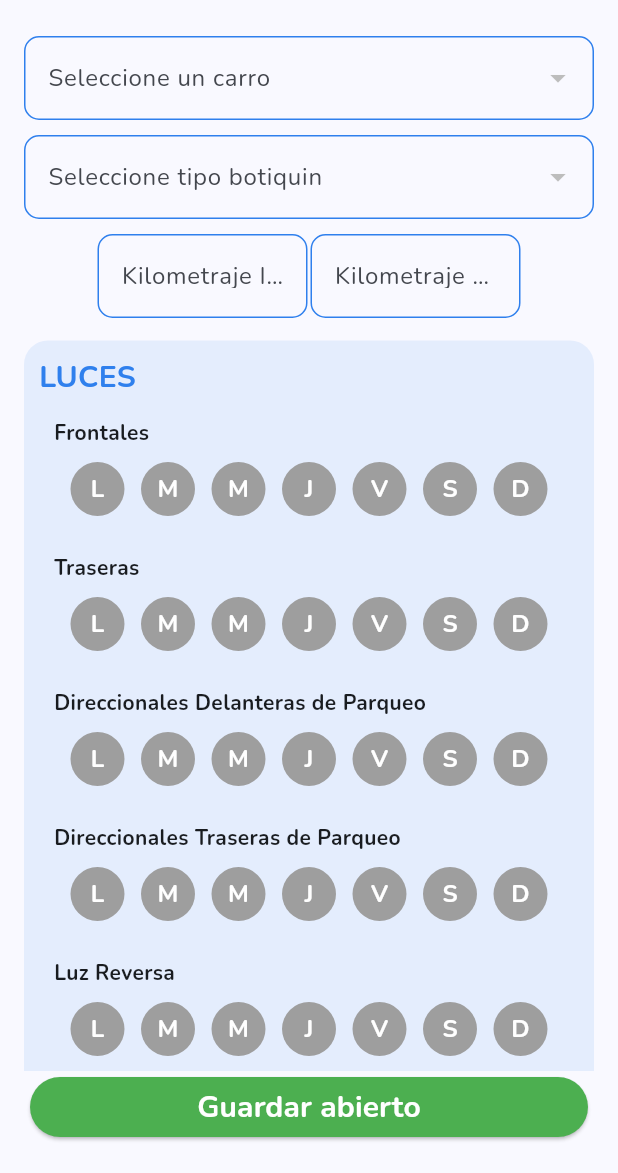
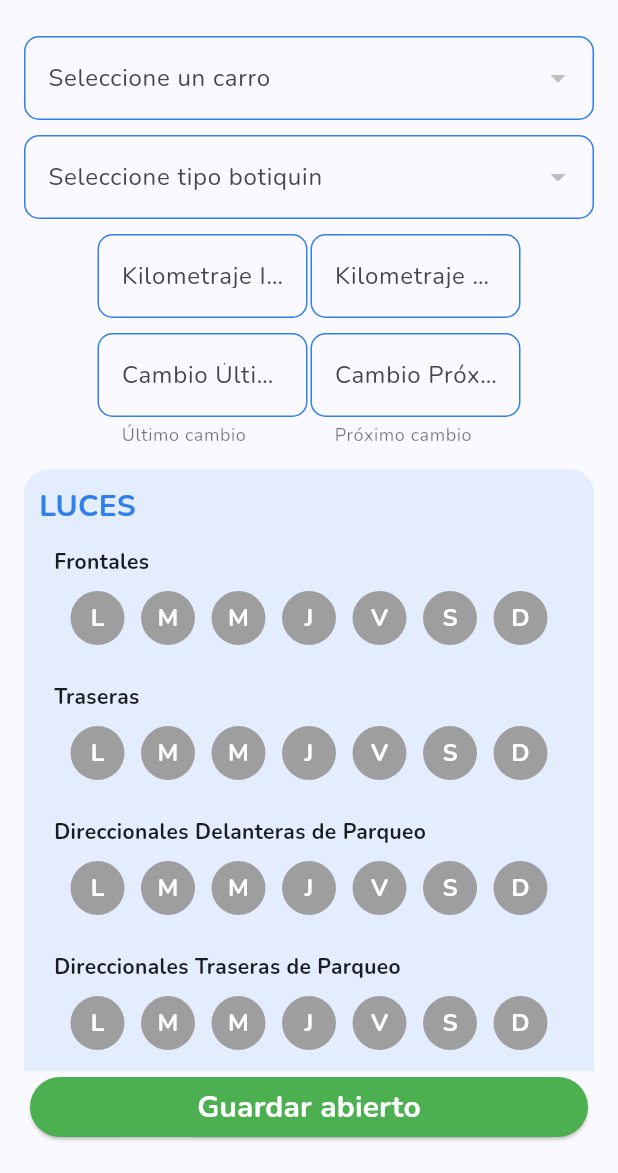
Before and after one commit to sxntiagoad/Eva-4.0, a Flutter app: the NewPreoperacionalScree screen opened by its route, on a phone screen of 412 x 824 dp, the part 63-1236 px from its top. Run offline on Flutter 3.47's test engine with Material 3 defaults, Android fonts, the phone set to English and light mode, and no system bars; our stand-ins replace cloud_firestore, dio, firebase_auth, firebase_core, firebase_storage, flutter_riverpod and 6 more; missing offline and left inert: flutter_file_downloader, universal_html; accounts and stored records are empty; network calls fail.

Commit message:
kms added and fix issues

```diff
--- a/lib/core/excel/excel_generator.dart
+++ b/lib/core/excel/excel_generator.dart
@@ -37,8 +37,8 @@ Future<void> dataJson(
     "DEL 20": "24",
     "KMTS INICIAL": preoperacional.kilometrajeInit.toString(),
     "KMTS FINAL": preoperacional.kilometrajeFinal.toString(),
-    "KMTS ÚLTIMO CAMBIO DE ACEITE": fecha(currentCar?.ultCambioAceite),
-    "KMTS PROXIMO CAMBIO DE ACEITE": fecha(currentCar?.proxCambioAceite),
+    "KMTS ÚLTIMO CAMBIO DE ACEITE": preoperacional.ultimoCambioAceite,
+    "KMTS PROXIMO CAMBIO DE ACEITE": preoperacional.proximoCambioAceite,
   };
   final user = ref.read(currentUserProvider);
   final userValue = user.value;
--- a/lib/models/preoperacional.dart
+++ b/lib/models/preoperacional.dart
@@ -18,6 +18,8 @@ class Preoperacional {
   final int kilometrajeFinal;
   final Map<String, String> modifiedBy;
   final List<String> relevantes;
+  final int ultimoCambioAceite;
+  final int proximoCambioAceite;
 
   Preoperacional({
     this.docId = '',
@@ -34,6 +36,8 @@ class Preoperacional {
     this.observaciones = '',
     this.modifiedBy = const {},
     this.relevantes = const [],
+    this.ultimoCambioAceite = 0,
+    this.proximoCambioAceite = 0,
   });
 
   Preoperacional copyWith({
@@ -51,6 +55,8 @@ class Preoperacional {
     String? userId,
     Map<String, String>? modifiedBy,
     List<String>? relevantes,
+    int? ultimoCambioAceite,
+    int? proximoCambioAceite,
   }) {
     return Preoperacional(
       carId: carId ?? this.carId,
@@ -67,6 +73,8 @@ class Preoperacional {
       userId: userId ?? this.userId,
       modifiedBy: modifiedBy ?? this.modifiedBy,
       relevantes: relevantes ?? this.relevantes,
+      ultimoCambioAceite: ultimoCambioAceite ?? this.ultimoCambioAceite,
+      proximoCambioAceite: proximoCambioAceite ?? this.proximoCambioAceite,
     );
   }
 
@@ -95,6 +103,8 @@ class Preoperacional {
       'fechaFinal': fechaFinal,
       'modifiedBy': modifiedBy,
       'relevantes': relevantes,
+      'ultimoCambioAceite': ultimoCambioAceite,
+      'proximoCambioAceite': proximoCambioAceite,
     };
   }
 
@@ -120,6 +130,8 @@ class Preoperacional {
       userId: map['userId'] ?? '',
       modifiedBy: Map<String, String>.from(map['modifiedBy'] ?? {}),
       relevantes: List<String>.from(map['relevantes'] ?? []),
+      ultimoCambioAceite: map['ultimoCambioAceite']?.toInt() ?? 0,
+      proximoCambioAceite: map['proximoCambioAceite']?.toInt() ?? 0,
     );
   }
 
@@ -150,7 +162,9 @@ class Preoperacional {
         other.fechaInit == fechaInit &&
         other.fechaFinal == fechaFinal &&
         other.modifiedBy == modifiedBy &&
-        other.relevantes == relevantes;
+        other.relevantes == relevantes &&
+        other.ultimoCambioAceite == ultimoCambioAceite &&
+        other.proximoCambioAceite == proximoCambioAceite;
   }
 
   @override
@@ -167,6 +181,8 @@ class Preoperacional {
         fechaInit.hashCode ^
         fechaFinal.hashCode ^
         modifiedBy.hashCode ^
-        relevantes.hashCode;
+        relevantes.hashCode ^
+        ultimoCambioAceite.hashCode ^
+        proximoCambioAceite.hashCode;
   }
 }
--- a/lib/presentation/admin/screens/cars/edit_car_page.dart
+++ b/lib/presentation/admin/screens/cars/edit_car_page.dart
@@ -146,8 +146,7 @@ class _EditCarPageState extends ConsumerState<EditCarPage> {
                       _buildDateButton('soat', 'SOAT', Icons.security, carAsyncValue.soat),
                       _buildDateButton('tarjetaOp', 'Tarjeta de Operación', Icons.credit_card, carAsyncValue.tarjetaOp),
                       _buildDateButton('tecnicoMec', 'Técnico Mecánica', Icons.build, carAsyncValue.tecnicoMec),
-                      _buildDateButton('ultCambioAceite', 'Último Cambio de Aceite', Icons.oil_barrel, carAsyncValue.ultCambioAceite),
-                      _buildDateButton('proxCambioAceite', 'Próximo Cambio de Aceite', Icons.update, carAsyncValue.proxCambioAceite),
+
                     ],
                   ),
                 ),
--- a/lib/presentation/new_preoperacional/screens/new_preoperacional_scree.dart
+++ b/lib/presentation/new_preoperacional/screens/new_preoperacional_scree.dart
@@ -8,6 +8,7 @@ import '../widgets/carplate.dart';
 import '../widgets/inspecciones/list_category.dart';
 import '../widgets/save_widget.dart';
 import '../widgets/type_kid_widget.dart';
+import '../widgets/aceite_widget.dart';
 
 class NewPreoperacionalScree extends ConsumerStatefulWidget {
   static const name = 'new-preoperacional-screen';
@@ -97,6 +98,8 @@ class _NewPreoperacionalScreeState extends ConsumerState<NewPreoperacionalScree>
                           SizedBox(height: 10),
                           KilometrajeWidget(),
                           SizedBox(height: 10),
+                          AceiteWidget(),
+                          SizedBox(height: 10),
                           ListCategory(),
                           ObservacionesWidget(),
                           SizedBox(height: 80),
--- /dev/null
+++ b/lib/presentation/new_preoperacional/widgets/aceite_widget.dart
@@ -0,0 +1,89 @@
+import 'package:flutter/material.dart';
+import 'package:flutter_riverpod/flutter_riverpod.dart';
+import '../../../providers/new_preoperacional_provider.dart';
+
+class AceiteWidget extends ConsumerStatefulWidget {
+  const AceiteWidget({super.key});
+
+  @override
+  AceiteWidgetState createState() => AceiteWidgetState();
+}
+
+class AceiteWidgetState extends ConsumerState<AceiteWidget> {
+  final TextEditingController _ultimoController = TextEditingController();
+  final TextEditingController _proximoController = TextEditingController();
+
+  @override
+  void initState() {
+    super.initState();
+    final preoperacional = ref.read(newPreoperacionalProvider);
+    _ultimoController.text = preoperacional.ultimoCambioAceite != 0
+        ? preoperacional.ultimoCambioAceite.toString()
+        : '';
+    _proximoController.text = preoperacional.proximoCambioAceite != 0
+        ? preoperacional.proximoCambioAceite.toString()
+        : '';
+  }
+
+  @override
+  void dispose() {
+    _ultimoController.dispose();
+    _proximoController.dispose();
+    super.dispose();
+  }
+
+  @override
+  Widget build(BuildContext context) {
+    return Row(
+      mainAxisAlignment: MainAxisAlignment.center,
+      children: [
+        _buildAceiteField(
+          context,
+          'Último',
+          _ultimoController,
+          (value) => ref
+              .read(newPreoperacionalProvider.notifier)
+              .updateUltimoCambioAceite(value),
+        ),
+        const SizedBox(width: 2),
+        _buildAceiteField(
+          context,
+          'Próximo',
+          _proximoController,
+          (value) => ref
+              .read(newPreoperacionalProvider.notifier)
+              .updateProximoCambioAceite(value),
+        ),
+      ],
+    );
+  }
+
+  Widget _buildAceiteField(
+    BuildContext context,
+    String label,
+    TextEditingController controller,
+    Function(int) onChanged,
+  ) {
+    return SizedBox(
+      width: 140,
+      child: TextField(
+        controller: controller,
+        keyboardType: TextInputType.number,
+        decoration: InputDecoration(
+          border: const OutlineInputBorder(),
+          labelText: 'Cambio $label',
+          hintText: 'Kilometraje',
+          helperText: label == 'Último' ? 'Último cambio' : 'Próximo cambio',
+          helperStyle: TextStyle(
+            fontSize: 12,
+            color: Theme.of(context).colorScheme.onSurface.withOpacity(0.6),
+          ),
+        ),
+        onChanged: (value) {
+          final kilometraje = int.tryParse(value) ?? 0;
+          onChanged(kilometraje);
+        },
+      ),
+    );
+  }
+}
--- a/lib/providers/car_provider.dart
+++ b/lib/providers/car_provider.dart
@@ -47,10 +47,6 @@ class SelectedCarNotifier extends StateNotifier<Car?> {
       carPlate: field == 'carPlate' ? value : state!.carPlate,
       carType: field == 'carType' ? value : state!.carType,
       model: field == 'model' ? value : state!.model,
-      ultCambioAceite:
-          field == 'ultCambioAceite' ? value : state!.ultCambioAceite,
-      proxCambioAceite:
-          field == 'proxCambioAceite' ? value : state!.proxCambioAceite,
     );
   }
 
```
Also changed, not shown: lib/models/car.dart (+63 -68 lines), lib/presentation/admin/screens/admin_panel_screen.dart (+13 -5 lines), lib/presentation/admin/screens/cars/add_car_page.dart (+3 -20 lines), lib/providers/new_preoperacional_provider.dart (+11 -1 lines).
